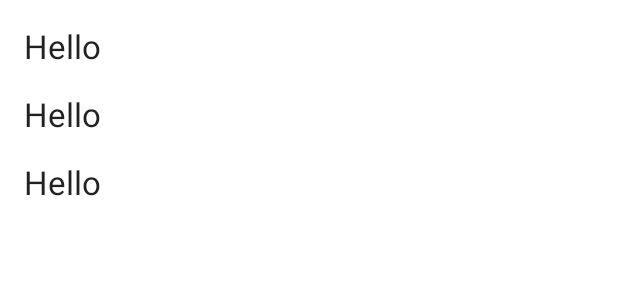
After one commit to chandreshgroww/moviesapp, an Android app: the layout fragment_item_list_dialog_list_dialog.xml on its own in the app's theme, with its tools: preview values and no code run, on a phone screen of 412 x 824 dp. The commit adds this screen. Shown: the top 300 px of the screen. Run offline under Robolectric (Android 15) with nearby library versions, the phone set to English and light mode, and no system bars.

Commit message:
Added basic sort/filter functionality

```diff
--- a/app/build.gradle
+++ b/app/build.gradle
@@ -37,11 +37,14 @@ android {
     }
     buildFeatures {
         dataBinding true
+        viewBinding true
     }
 }
 
 dependencies {
 
+    implementation 'androidx.legacy:legacy-support-v4:1.0.0'
+    implementation 'androidx.recyclerview:recyclerview:1.2.1'
     def nav_version = "2.5.0"
     def lifecycle_version = "2.5.0"
 
--- a/app/src/main/java/com/example/moviesapp/MainApplication.kt
+++ b/app/src/main/java/com/example/moviesapp/MainApplication.kt
@@ -12,7 +12,6 @@ import kotlin.reflect.jvm.internal.impl.descriptors.Visibilities
 
 class MainApplication: Application() {
 
-    lateinit var movieRepository: MovieRepository
     lateinit var applicationComponent: ApplicationComponent
 
     override fun onCreate() {
--- a/app/src/main/java/com/example/moviesapp/network/ApiService.kt
+++ b/app/src/main/java/com/example/moviesapp/network/ApiService.kt
@@ -21,6 +21,7 @@ interface ApiService {
     @GET("/3/discover/movie")
     suspend fun getMovieListAsync(
         @Query("sort_by") sort_by: String,
+        @Query("with_genres") with_genres: String ?= null,
         @Query("page") page: Int = 1,
         @Query("api_key") api_key: String = Constants.apiKey
     ): Response<DiscoverResult>
--- a/app/src/main/java/com/example/moviesapp/util/HelperClasses.kt
+++ b/app/src/main/java/com/example/moviesapp/util/HelperClasses.kt
@@ -2,7 +2,9 @@ package com.example.moviesapp.util
 
 enum class SortBy(val notation: String) {
     PopularityDesc("popularity.desc"),
-    VoteCount("vote_count.desc")
+    VoteCountDesc("vote_count.desc"),
+    ReleaseDateDesc("release_date.desc"),
+    RevenueDesc("revenue.desc")
 }
 
 data class Result<out T>(val status: Status, val data: T?, val message: String?) {
--- /dev/null
+++ b/app/src/main/res/drawable/ic_baseline_compare_arrows_24.xml
@@ -0,0 +1,5 @@
+<vector android:autoMirrored="true" android:height="24dp"
+    android:tint="#000000" android:viewportHeight="24"
+    android:viewportWidth="24" android:width="24dp" xmlns:android="http://schemas.android.com/apk/res/android">
+    <path android:fillColor="@android:color/white" android:pathData="M9.01,14H2v2h7.01v3L13,15l-3.99,-4V14zM14.99,13v-3H22V8h-7.01V5L11,9L14.99,13z"/>
+</vector>
--- /dev/null
+++ b/app/src/main/res/drawable/ic_baseline_filter_list_24.xml
@@ -0,0 +1,5 @@
+<vector android:height="24dp" android:tint="#000000"
+    android:viewportHeight="24" android:viewportWidth="24"
+    android:width="24dp" xmlns:android="http://schemas.android.com/apk/res/android">
+    <path android:fillColor="@android:color/white" android:pathData="M10,18h4v-2h-4v2zM3,6v2h18L21,6L3,6zM6,13h12v-2L6,11v2z"/>
+</vector>
--- /dev/null
+++ b/app/src/main/res/layout/fragment_item_list_dialog_list_dialog.xml
@@ -0,0 +1,12 @@
+<?xml version="1.0" encoding="utf-8"?>
+<androidx.recyclerview.widget.RecyclerView xmlns:android="http://schemas.android.com/apk/res/android"
+    xmlns:tools="http://schemas.android.com/tools"
+    android:id="@+id/list"
+    android:layout_width="match_parent"
+    android:layout_height="match_parent"
+    android:clipToPadding="false"
+    android:paddingTop="@dimen/list_item_spacing_half"
+    android:paddingBottom="@dimen/list_item_spacing_half"
+    tools:listitem="@layout/fragment_item_list_dialog_list_dialog_item" />
+
+<!--    tools:context=".ui.explore.BottomListListDialogFragment"-->
--- /dev/null
+++ b/app/src/main/res/layout/fragment_item_list_dialog_list_dialog_item.xml
@@ -0,0 +1,13 @@
+<?xml version="1.0" encoding="utf-8"?>
+<TextView xmlns:android="http://schemas.android.com/apk/res/android"
+    xmlns:tools="http://schemas.android.com/tools"
+    android:id="@+id/text"
+    android:layout_width="match_parent"
+    android:layout_height="wrap_content"
+    android:background="?attr/selectableItemBackground"
+    android:paddingLeft="@dimen/list_item_spacing"
+    android:paddingTop="@dimen/list_item_spacing_half"
+    android:paddingRight="@dimen/list_item_spacing"
+    android:paddingBottom="@dimen/list_item_spacing_half"
+    android:textAppearance="@style/TextAppearance.AppCompat.Large"
+    tools:text="Hello" />
--- /dev/null
+++ b/app/src/main/res/values/dimens.xml
@@ -0,0 +1,5 @@
+<?xml version="1.0"?>
+<resources>
+    <dimen name="list_item_spacing">16dp</dimen>
+    <dimen name="list_item_spacing_half">8dp</dimen>
+</resources>
```
Also changed, not shown: app/src/main/java/com/example/moviesapp/models/QueryParams.kt (added, +8 -0 lines), app/src/main/java/com/example/moviesapp/network/RemoteDataSource.kt (+6 -2 lines), app/src/main/java/com/example/moviesapp/paging/MoviePagingSource.kt (+9 -2 lines), app/src/main/java/com/example/moviesapp/repository/MovieRepository.kt (+4 -4 lines), app/src/main/java/com/example/moviesapp/ui/explore/BottomListListDialogFragment.kt (added, +48 -0 lines), app/src/main/java/com/example/moviesapp/ui/explore/ExploreFragment.kt (+16 -2 lines), app/src/main/java/com/example/moviesapp/ui/explore/ExploreViewModel.kt (+40 -4 lines), app/src/main/res/layout/fragment_explore.xml (+63 -2 lines).
